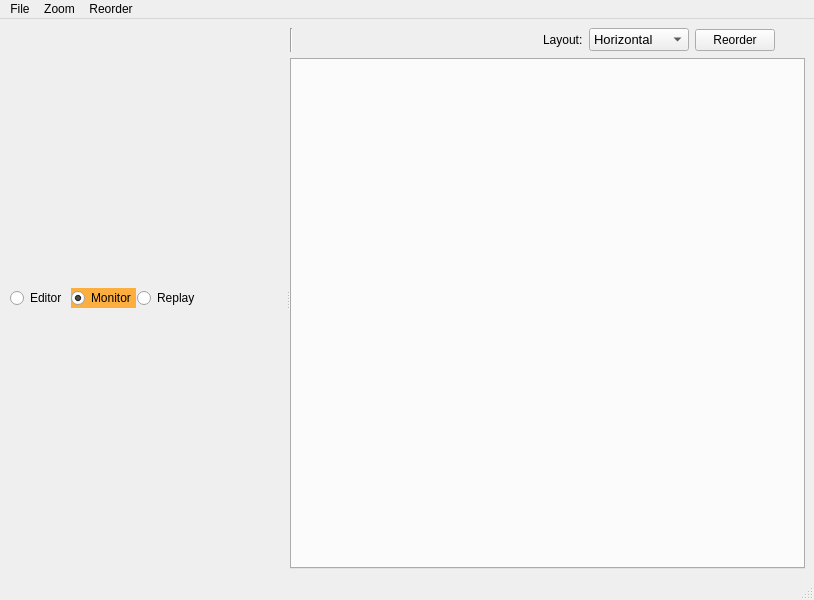
The window that bt_editor/mainwindow.ui (BehaviorTree/Groot) describes before a commit, drawn with Qt 5.
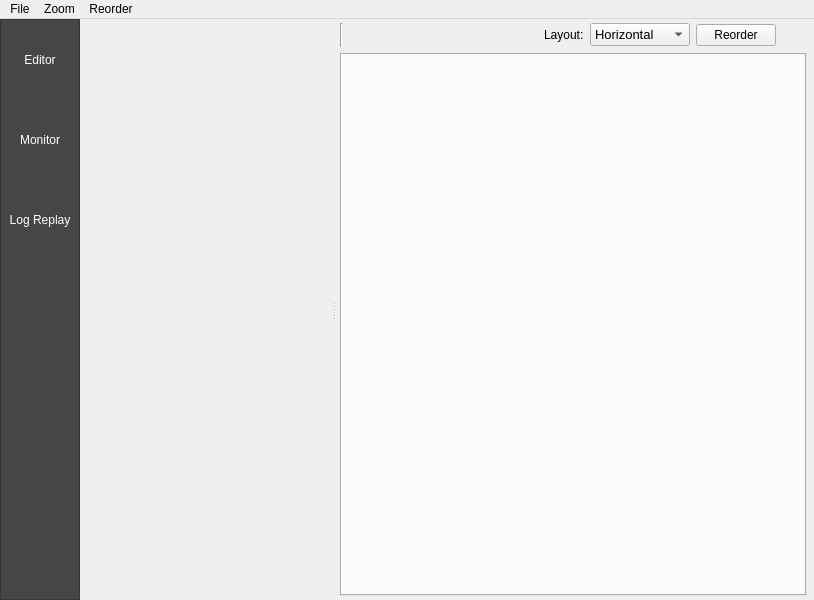
The same window after the commit. Icons and pictures are not drawn.

Commit message: beautiful button added

```diff
--- a/bt_editor/mainwindow.ui
+++ b/bt_editor/mainwindow.ui
@@ -19,10 +19,272 @@
   <property name="windowTitle">
    <string>MainWindow</string>
   </property>
+  <property name="iconSize">
+   <size>
+    <width>60</width>
+    <height>60</height>
+   </size>
+  </property>
+  <property name="toolButtonStyle">
+   <enum>Qt::ToolButtonTextUnderIcon</enum>
+  </property>
+  <property name="tabShape">
+   <enum>QTabWidget::Rounded</enum>
+  </property>
   <widget class="QWidget" name="centralwidget">
-   <layout class="QVBoxLayout" name="verticalLayout">
+   <layout class="QHBoxLayout" name="horizontalLayout">
+    <property name="spacing">
+     <number>2</number>
+    </property>
+    <property name="leftMargin">
+     <number>0</number>
+    </property>
+    <property name="topMargin">
+     <number>0</number>
+    </property>
+    <property name="rightMargin">
+     <number>4</number>
+    </property>
+    <property name="bottomMargin">
+     <number>0</number>
+    </property>
+    <item>
+     <widget class="QFrame" name="frame">
+      <property name="minimumSize">
+       <size>
+        <width>80</width>
+        <height>0</height>
+       </size>
+      </property>
+      <property name="maximumSize">
+       <size>
+        <width>80</width>
+        <height>16777215</height>
+       </size>
+      </property>
+      <property name="styleSheet">
+       <string notr="true">background-color: rgb(70, 70, 70);</string>
+      </property>
+      <property name="frameShape">
+       <enum>QFrame::StyledPanel</enum>
+      </property>
+      <property name="frameShadow">
+       <enum>QFrame::Raised</enum>
+      </property>
+      <layout class="QVBoxLayout" name="verticalLayout">
+       <property name="spacing">
+        <number>0</number>
+       </property>
+       <property name="leftMargin">
+        <number>0</number>
+       </property>
+       <property name="topMargin">
+        <number>0</number>
+       </property>
+       <property name="rightMargin">
+        <number>0</number>
+       </property>
+       <property name="bottomMargin">
+        <number>0</number>
+       </property>
+       <item>
+        <widget class="QToolButton" name="toolButtonEditor">
+         <property name="minimumSize">
+          <size>
+           <width>78</width>
+           <height>80</height>
+          </size>
+         </property>
+         <property name="maximumSize">
+          <size>
+           <width>78</width>
+           <height>80</height>
+          </size>
+         </property>
+         <property name="focusPolicy">
+          <enum>Qt::NoFocus</enum>
+         </property>
+         <property name="autoFillBackground">
+          <bool>false</bool>
+         </property>
+         <property name="styleSheet">
+          <string notr="true">QToolButton {
+    color:white;
+}
+
+QToolButton:checked{
+  background-color: rgb(190, 101, 0)
+}
+
+QToolButton:unchecked{
+   background-color: rgba(0, 0, 0, 0);
+}
+</string>
+         </property>
+         <property name="text">
+          <string>Editor</string>
+         </property>
+         <property name="icon">
+          <iconset resource="resources/icons.qrc">
+           <normaloff>:/icons/BT-edit.png</normaloff>:/icons/BT-edit.png</iconset>
+         </property>
+         <property name="iconSize">
+          <size>
+           <width>50</width>
+           <height>50</height>
+          </size>
+         </property>
+         <property name="checkable">
+          <bool>false</bool>
+         </property>
+         <property name="checked">
+          <bool>false</bool>
+         </property>
+         <property name="toolButtonStyle">
+          <enum>Qt::ToolButtonTextUnderIcon</enum>
+         </property>
+         <property name="autoRaise">
+          <bool>true</bool>
+         </property>
+        </widget>
+       </item>
+       <item>
+        <widget class="QToolButton" name="toolButtonMonitor">
+         <property name="minimumSize">
+          <size>
+           <width>78</width>
+           <height>80</height>
+          </size>
+         </property>
+         <property name="maximumSize">
+          <size>
+           <width>78</width>
+           <height>80</height>
+          </size>
+         </property>
+         <property name="focusPolicy">
+          <enum>Qt::NoFocus</enum>
+         </property>
+         <property name="styleSheet">
+          <string notr="true">QToolButton {
+    color:white;
+}
+
+QToolButton:checked{
+  background-color: rgb(190, 101, 0)
+}
+
+QToolButton:unchecked{
+   background-color: rgba(0, 0, 0, 0);
+}
+</string>
+         </property>
+         <property name="text">
+          <string>Monitor</string>
+         </property>
+         <property name="icon">
+          <iconset resource="resources/icons.qrc">
+           <normaloff>:/icons/BT-monitor.png</normaloff>:/icons/BT-monitor.png</iconset>
+         </property>
+         <property name="iconSize">
+          <size>
+           <width>50</width>
+           <height>50</height>
+          </size>
+         </property>
+         <property name="checkable">
+          <bool>false</bool>
+         </property>
+         <property name="toolButtonStyle">
+          <enum>Qt::ToolButtonTextUnderIcon</enum>
+         </property>
+         <property name="autoRaise">
+          <bool>true</bool>
+         </property>
+         <property name="arrowType">
+          <enum>Qt::NoArrow</enum>
+         </property>
+        </widget>
+       </item>
+       <item>
+        <widget class="QToolButton" name="toolButtonReplay">
+         <property name="minimumSize">
+          <size>
+           <width>78</width>
+           <height>80</height>
+          </size>
+         </property>
+         <property name="maximumSize">
+          <size>
+           <width>78</width>
+           <height>80</height>
+          </size>
+         </property>
+         <property name="focusPolicy">
+          <enum>Qt::NoFocus</enum>
+         </property>
+         <property name="autoFillBackground">
+          <bool>false</bool>
+         </property>
+         <property name="styleSheet">
+          <string notr="true">QToolButton {
+    color:white;
+}
+
+QToolButton:checked{
+  background-color: rgb(190, 101, 0)
+}
+
+QToolButton:unchecked{
+   background-color: rgba(0, 0, 0, 0);
+}
+</string>
+         </property>
+         <property name="text">
+          <string>Log Replay</string>
+         </property>
+         <property name="icon">
+          <iconset resource="resources/icons.qrc">
+           <normaloff>:/icons/BT-log.png</normaloff>:/icons/BT-log.png</iconset>
+         </property>
+         <property name="iconSize">
+          <size>
+           <width>45</width>
+           <height>45</height>
+          </size>
+         </property>
+         <property name="checkable">
+          <bool>false</bool>
+         </property>
+         <property name="toolButtonStyle">
+          <enum>Qt::ToolButtonTextUnderIcon</enum>
+         </property>
+         <property name="autoRaise">
+          <bool>true</bool>
+         </property>
+        </widget>
+       </item>
+       <item>
+        <spacer name="verticalSpacer">
+         <property name="orientation">
+          <enum>Qt::Vertical</enum>
+         </property>
+         <property name="sizeHint" stdset="0">
+          <size>
+           <width>20</width>
+           <height>40</height>
+          </size>
+         </property>
+        </spacer>
+       </item>
+      </layout>
+     </widget>
+    </item>
     <item>
      <widget class="QSplitter" name="splitter">
+      <property name="frameShape">
+       <enum>QFrame::NoFrame</enum>
+      </property>
       <property name="lineWidth">
        <number>3</number>
       </property>
@@ -53,149 +315,33 @@
        </property>
        <layout class="QVBoxLayout" name="verticalLayout_2">
         <property name="leftMargin">
-         <number>1</number>
+         <number>4</number>
         </property>
         <property name="topMargin">
-         <number>1</number>
+         <number>4</number>
         </property>
         <property name="rightMargin">
-         <number>1</number>
+         <number>4</number>
         </property>
         <property name="bottomMargin">
-         <number>1</number>
+         <number>4</number>
         </property>
-        <item>
-         <layout class="QHBoxLayout" name="radioLayout">
-          <property name="spacing">
-           <number>1</number>
-          </property>
-          <item>
-           <widget class="QRadioButton" name="radioEditor">
-            <property name="minimumSize">
-             <size>
-              <width>60</width>
-              <height>0</height>
-             </size>
-            </property>
-            <property name="maximumSize">
-             <size>
-              <width>16777215</width>
-              <height>16777215</height>
-             </size>
-            </property>
-            <property name="focusPolicy">
-             <enum>Qt::NoFocus</enum>
-            </property>
-            <property name="styleSheet">
-             <string notr="true">QRadioButton:checked{
-    background-color: rgb(252, 175, 62)
-}
-
-QRadioButton:unchecked{
-   background-color: rgba(0, 0, 0,0)
-}</string>
-            </property>
-            <property name="text">
-             <string>Editor</string>
-            </property>
-            <property name="checkable">
-             <bool>true</bool>
-            </property>
-            <property name="checked">
-             <bool>false</bool>
-            </property>
-           </widget>
-          </item>
-          <item>
-           <widget class="QRadioButton" name="radioMonitor">
-            <property name="enabled">
-             <bool>true</bool>
-            </property>
-            <property name="maximumSize">
-             <size>
-              <width>16777215</width>
-              <height>16777215</height>
-             </size>
-            </property>
-            <property name="focusPolicy">
-             <enum>Qt::NoFocus</enum>
-            </property>
-            <property name="styleSheet">
-             <string notr="true">QRadioButton:checked{
-    background-color: rgb(252, 175, 62)
-}
-
-QRadioButton:unchecked{
-   background-color: rgba(0, 0, 0,0)
-}</string>
-            </property>
-            <property name="text">
-             <string>Monitor</string>
-            </property>
-            <property name="checkable">
-             <bool>true</bool>
-            </property>
-            <property name="checked">
-             <bool>true</bool>
-            </property>
-           </widget>
-          </item>
-          <item>
-           <widget class="QRadioButton" name="radioReplay">
-            <property name="minimumSize">
-             <size>
-              <width>60</width>
-              <height>0</height>
-             </size>
-            </property>
-            <property name="maximumSize">
-             <size>
-              <width>16777215</width>
-              <height>16777215</height>
-             </size>
-            </property>
-            <property name="focusPolicy">
-             <enum>Qt::NoFocus</enum>
-            </property>
-            <property name="styleSheet">
-             <string notr="true">QRadioButton:checked{
-    background-color: rgb(252, 175, 62)
-}
-
-QRadioButton:unchecked{
-   background-color: rgba(0, 0, 0,0)
-}</string>
-            </property>
-            <property name="text">
-             <string>Replay</string>
-            </property>
-            <property name="checkable">
-             <bool>true</bool>
-            </property>
-            <property name="checked">
-             <bool>false</bool>
-            </property>
-           </widget>
-          </item>
-          <item>
-           <spacer name="horizontalSpacer_2">
-            <property name="orientation">
-             <enum>Qt::Horizontal</enum>
-            </property>
-            <property name="sizeHint" stdset="0">
-             <size>
-              <width>0</width>
-              <height>0</height>
-             </size>
-            </property>
-           </spacer>
-          </item>
-         </layout>
-        </item>
        </layout>
       </widget>
       <widget class="QWidget" name="layoutWidget">
        <layout class="QVBoxLayout" name="centralLayout" stretch="0,1">
+        <property name="leftMargin">
+         <number>4</number>
+        </property>
+        <property name="topMargin">
+         <number>4</number>
+        </property>
+        <property name="rightMargin">
+         <number>4</number>
+        </property>
+        <property name="bottomMargin">
+         <number>4</number>
+        </property>
         <item>
          <layout class="QHBoxLayout" name="topLayout">
           <property name="topMargin">
@@ -392,7 +538,6 @@
    <addaction name="menuZoom"/>
    <addaction name="menuReorder"/>
   </widget>
-  <widget class="QStatusBar" name="statusbar"/>
   <action name="actionLoad">
    <property name="text">
     <string>Load</string>
```
The commit also changes 7 other files.
